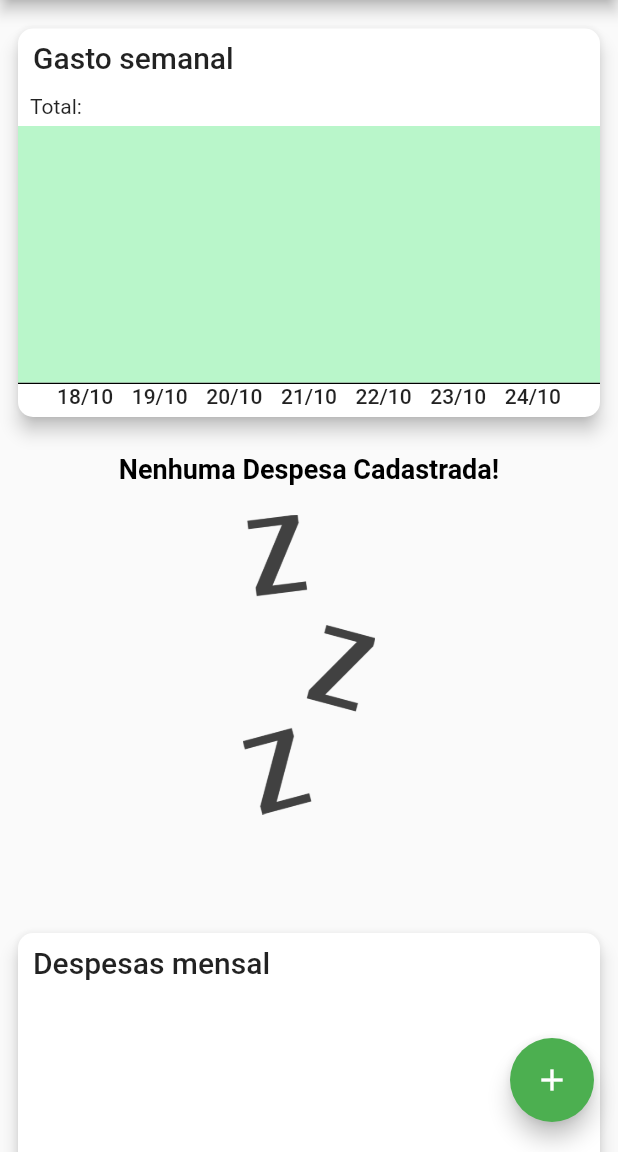
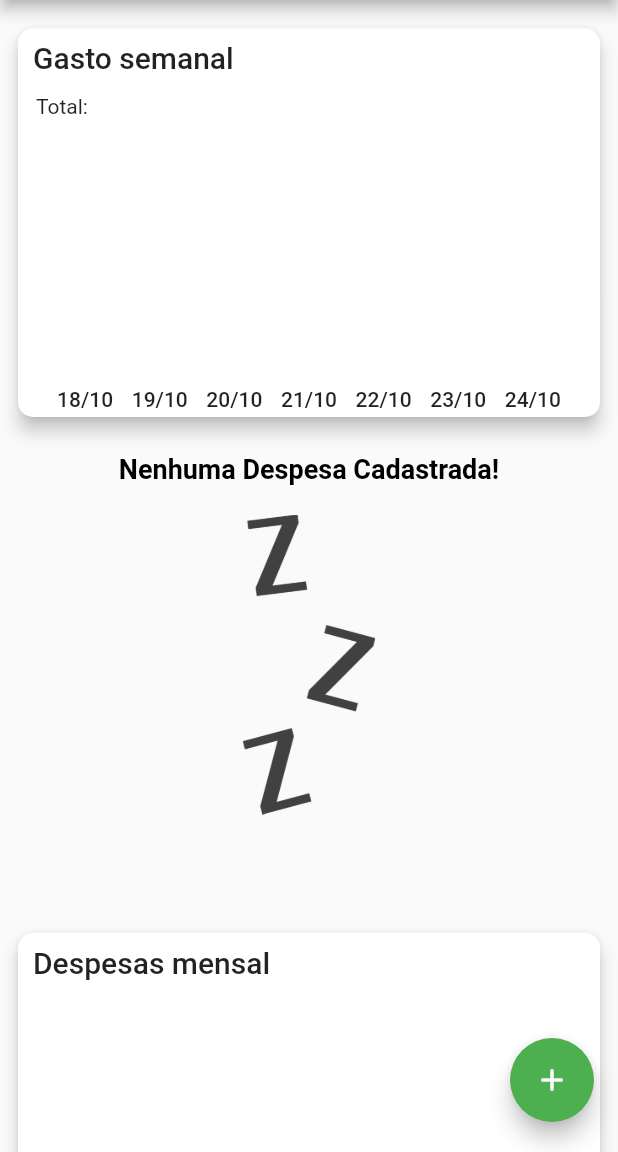
Before and after one commit to adrianoaraujo0/despesas_pessoais, a Flutter app: the screen it shows after launch, on a phone screen of 412 x 824 dp, the part 84-1236 px from its top. Run offline on Flutter 3.47's test engine with Material 2 defaults, Android fonts, the phone set to English and light mode, and no system bars; drawn by our look-alikes of fl_chart; our stand-ins replace flutter_masked_text2, rxdart, sqflite; accounts and stored records are empty; Roboto replaces fonts that are missing (OpenSans).

Commit message:
ajustes feitos

```diff
--- a/lib/main.dart
+++ b/lib/main.dart
@@ -18,6 +18,7 @@ class ExpensesApp extends StatelessWidget {
     final ThemeData tema = ThemeData();
 
     return MaterialApp(
+      debugShowCheckedModeBanner: false,
       home: MyHomePage(),
       theme: tema.copyWith(
         colorScheme: tema.colorScheme.copyWith(
@@ -63,6 +64,6 @@ class _MyHomePageState extends State<MyHomePage> {
 
   @override
   Widget build(BuildContext context) {
-    return DashboardPage();
+    return DashboardPage(spendingLimit: 1000,);
   }
 }
--- a/lib/model/expenses.dart
+++ b/lib/model/expenses.dart
@@ -1,30 +1,28 @@
 import 'package:despesas_pessoais/repository/columns.dart';
 
-class Expenses {
+class Expense {
   int? id;
   String? title;
   double? value;
   DateTime? date;
 
-  Expenses([this.id, this.title, this.value, this.date]);
+  Expense([this.id, this.title, this.value, this.date]);
   Columns columns = Columns();
 
-  Expenses.fromMap(Map map){
+  Expense.fromMap(Map map){
     DateTime convertMillisecondsToDateTime = DateTime.fromMillisecondsSinceEpoch(map["dateColumn"] );
-    print(convertMillisecondsToDateTime);
 
     id = map["idColumn"];
     title = map["titleColumn"];
     value = map["valueColumn"];
     date = convertMillisecondsToDateTime;
-
   }
 
   Map<String, dynamic> toMap(){
     Map<String, dynamic> map = {
       columns.titleColumn: title,
       columns.valueColumn: value,
-      columns.dateColumn: date
+      'dateColumn': date!.millisecondsSinceEpoch
     };
     if(id != null){
       map[columns.idColumn] = id;
--- a/lib/ui/tela_dashboard_resultado/dashboard_controller.dart
+++ b/lib/ui/tela_dashboard_resultado/dashboard_controller.dart
@@ -7,15 +7,15 @@ import 'package:rxdart/subjects.dart';
 import '../../model/expenses.dart';
 
 class DashboardController{
-  List<Expenses> listExpenses = [];
+  List<Expense> listExpenses = [];
   DateTime selectedDate = DateTime.now();
 
   final MoneyMaskedTextController valueController = MoneyMaskedTextController(precision: 2, leftSymbol: 'R\$ ');
   final TextEditingController titleController = TextEditingController();
 
-  final BehaviorSubject<List<Expenses>> updateExpensesList = BehaviorSubject<List<Expenses>>();
+  final BehaviorSubject<List<Expense>> updateExpensesList = BehaviorSubject<List<Expense>>();
   final BehaviorSubject<DateTime> updateDateForm = BehaviorSubject<DateTime>();
-  final BehaviorSubject<List<Expenses>>  updateChart = BehaviorSubject<List<Expenses>>();
+  final BehaviorSubject<List<Expense>>  updateChart = BehaviorSubject<List<Expense>>();
   double accumulate = 0 ;
 
   ExpensesHelper expensesHelper = ExpensesHelper();
@@ -29,16 +29,23 @@ class DashboardController{
     );
   }
 
-  Future getExpenses() async{
+  void getExpenses() async{
     listExpenses = await expensesHelper.getAllExpenses();
     updateExpensesList.sink.add(listExpenses.reversed.toList());
     updateChart.sink.add(listExpenses);
+
  }
 
-  void addTransaction(BuildContext context) {
+  Future<List<Expense>> getAllExpenses() async{
+    listExpenses = await expensesHelper.getAllExpenses();
+    return listExpenses;
+
+  }
+
+  void addExpense(BuildContext context) {
     if(valueController.text.isEmpty || titleController.text.isEmpty)return;
 
-    final Expenses newExpense = Expenses(
+    final Expense newExpense = Expense(
       Random().nextInt(100),
       titleController.text,
       valueController.numberValue,
@@ -52,9 +59,14 @@ class DashboardController{
     valueController.updateValue(0);
     selectedDate = DateTime.now();
 
+    updateExpensesList.sink.add(listExpenses);
+    updateChart.sink.add(listExpenses);
+    Navigator.of(context).pop();
+  }
 
+  void editExpense(Expense expense) async{
+    expensesHelper.updateExpenses(expenses);
     getExpenses();
-    Navigator.of(context).pop();
   }
 
   void buildShowDatePicker(BuildContext context) async{
@@ -65,7 +77,6 @@ class DashboardController{
       firstDate: DateTime(2019),
       lastDate: DateTime.now()
     );
-
     if(time != null) selectedDate = time;
     updateDateForm.sink.add(selectedDate);
   }
@@ -88,7 +99,8 @@ class DashboardController{
               InkWell(
                 onTap: () {
                   expensesHelper.deleteExpenses(id);
-                  getExpenses();
+
+                  Navigator.pop(context);
                   Navigator.pop(context);
                 },
                 child: Container(width: 60, height: 40, alignment: Alignment.center, child: const Text("SIM", textAlign: TextAlign.center,))
@@ -101,7 +113,7 @@ class DashboardController{
   }
 
   double accumulateDateValues(int day){
-    List<Expenses> dayTransactions = listExpenses.where((element) => element.date!.day == day).toList();
+    List<Expense> dayTransactions = listExpenses.where((element) => element.date!.day == day).toList();
 
     if(dayTransactions.isNotEmpty){
       accumulate = dayTransactions.map((transactions) =>  transactions.value).reduce((value, element) => value! + element!)!;
@@ -113,6 +125,7 @@ class DashboardController{
   SideTitles bottomTitles () {
     return SideTitles(
       showTitles: true,
+      reservedSize: 20,
       getTitlesWidget: (value, meta) {
         return Text("${value.toStringAsFixed(0)}/${selectedDate.month}", style: const TextStyle(fontWeight: FontWeight.w500));
       }
@@ -123,40 +136,35 @@ class DashboardController{
      return [
       BarChartGroupData(
         x: selectedDate.day - 6,
-        barRods: [BarChartRodData(toY:  accumulateDateValues(selectedDate.day - 6)/100, width: 10)]
+        barRods: [BarChartRodData(toY:accumulateDateValues(selectedDate.day - 6), width:10, borderRadius: BorderRadius.circular(2), color: Colors.green)]
       ),
       BarChartGroupData(
         x: selectedDate.day - 5,
-        barRods: [BarChartRodData(toY:  accumulateDateValues(selectedDate.day - 5)/100, width: 10)]
+        barRods: [BarChartRodData(toY:accumulateDateValues(selectedDate.day - 5), width:10, borderRadius: BorderRadius.circular(2), color: Colors.green)]
       ),
       BarChartGroupData(
         x: selectedDate.day - 4,
-        barRods: [BarChartRodData(toY:  accumulateDateValues(selectedDate.day - 4)/100, width: 10)]
+        barRods: [BarChartRodData(toY:accumulateDateValues(selectedDate.day - 4), width:10, borderRadius: BorderRadius.circular(2), color: Colors.green)]
       ),
       BarChartGroupData(
         x: selectedDate.day - 3,
-        barRods: [BarChartRodData(toY:  accumulateDateValues(selectedDate.day - 3)/100, width: 10)]
+        barRods: [BarChartRodData(toY:accumulateDateValues(selectedDate.day - 3), width:10, borderRadius: BorderRadius.circular(2), color: Colors.green)]
       ),
       BarChartGroupData(
         x: selectedDate.day - 2,
-        barRods: [BarChartRodData(toY: accumulateDateValues(selectedDate.day - 2)/100, width: 10)]
+        barRods: [BarChartRodData(toY:accumulateDateValues(selectedDate.day - 2), width:10, borderRadius: BorderRadius.circular(2), color: Colors.green)]
       ),
       BarChartGroupData(
         x: selectedDate.day - 1,
-        barRods: [BarChartRodData(toY: accumulateDateValues(selectedDate.day - 1)/100, width: 10)]
+        barRods: [BarChartRodData(toY:accumulateDateValues(selectedDate.day - 1), width:10, borderRadius: BorderRadius.circular(2), color: Colors.green)]
       ),
       BarChartGroupData(
         x: selectedDate.day,
-        barRods: [BarChartRodData(toY: accumulateDateValues(selectedDate.day)/100, width: 10)]
+        barRods: [BarChartRodData(toY:accumulateDateValues(selectedDate.day), width:10, borderRadius: BorderRadius.circular(2), color: Colors.green)]
       ),
     ];
   }
 
-  // double? transactionsTotalSum()=> listExpenses.map((expense) => expense.value ).reduce((value, element) => value! + element!);
-
-  Future<double?> transactionsTotalSum() async {
-    List<Expenses> list = await expensesHelper.getAllExpenses();
-    return list.map((expense) => expense.value).reduce((value, element) => value! + element!);
-  }
+  double? transactionsTotalSum()=> listExpenses.map((expense) => expense.value ).reduce((value, element) => value! + element!);
 
 }
--- a/lib/ui/tela_dashboard_resultado/dashboard_page.dart
+++ b/lib/ui/tela_dashboard_resultado/dashboard_page.dart
@@ -1,5 +1,5 @@
 import 'package:despesas_pessoais/model/expenses.dart';
-import 'package:despesas_pessoais/repository/expenses_helper.dart';
+import 'package:despesas_pessoais/ui/screen_edit_expense/edit_expense_page.dart';
 import 'package:despesas_pessoais/ui/tela_dashboard_resultado/dashboard_controller.dart';
 import 'package:despesas_pessoais/ui/tela_lista_transacoes/lista_transacoes_page.dart';
 import 'package:fl_chart/fl_chart.dart';
@@ -7,7 +7,8 @@ import 'package:flutter/material.dart';
 import 'package:intl/intl.dart';
 
 class DashboardPage extends StatefulWidget {
-  DashboardPage({super.key});
+  DashboardPage({required this.spendingLimit ,super.key});
+  double spendingLimit;
 
   @override
   State<DashboardPage> createState() => _DashboardPageState();
@@ -47,7 +48,7 @@ class _DashboardPageState extends State<DashboardPage> {
   }
 
   Widget barChart(){
-    return StreamBuilder<List<Expenses>>(
+    return StreamBuilder<List<Expense>>(
       stream: dashboardController.updateChart.stream,
       builder: (context, snapshot) {
         return SizedBox(
@@ -66,21 +67,20 @@ class _DashboardPageState extends State<DashboardPage> {
                   child: Text("Gasto semanal", style: TextStyle(fontWeight: FontWeight.w500, fontSize: 20)),
                 ),
                 const Padding(
-                  padding: EdgeInsets.symmetric(vertical: 5, horizontal: 8),
+                  padding: EdgeInsets.symmetric(vertical: 5, horizontal: 12),
                   child: Text("Total: "),
                 ),
                 AspectRatio(
                   aspectRatio: 2,
                   child: BarChart(
                     BarChartData(
-                      backgroundColor: Colors.greenAccent[100],
+                      backgroundColor: Colors.white,
                       minY: 0,
-                      maxY: 10,
-                      groupsSpace: 2,
+                      maxY: widget.spendingLimit,
                       barGroups: dashboardController.chartGroup(),
                       borderData:  FlBorderData(
                       show: true,
-                      border: const Border(bottom: BorderSide())),
+                      border: const Border(bottom: BorderSide.none)),
                       gridData: FlGridData(show: false),
                       titlesData: FlTitlesData(
                         bottomTitles: AxisTitles(sideTitles: dashboardController.bottomTitles()),
@@ -119,7 +119,6 @@ class _DashboardPageState extends State<DashboardPage> {
       ),
     ),
   );
-
  }
 
   Widget adicionarDespesa(BuildContext context) {
@@ -170,7 +169,7 @@ class _DashboardPageState extends State<DashboardPage> {
             children: [
               ElevatedButton(
                   onPressed: (){
-                    dashboardController.addTransaction(context);
+                    dashboardController.addExpense(context);
                   },
                   child: const Text("Nova transação", style: TextStyle(color: Colors.white))
               ),
@@ -181,12 +180,16 @@ class _DashboardPageState extends State<DashboardPage> {
     );
   }
 
+
+
+
   Widget buildListTransactions(BuildContext context){
     return Column(
       crossAxisAlignment: CrossAxisAlignment.stretch,
       children: [
-        StreamBuilder<List<Expenses>>(
+        StreamBuilder<List<Expense>>(
           stream: dashboardController.updateExpensesList.stream,
+          initialData: const [],
           builder: (context, snapshot) {
             return SizedBox(
               height: 336,
@@ -218,15 +221,23 @@ class _DashboardPageState extends State<DashboardPage> {
                         padding: EdgeInsets.symmetric(vertical: 8.0, horizontal: 10),
                         child: Text("Últimas despesas", style: TextStyle(fontWeight: FontWeight.w500, fontSize: 20)),
                         ),
-                        IconButton(onPressed: (){Navigator.push(context, MaterialPageRoute(builder: (context) => ListaTransacoes()));}, icon: const Icon(Icons.list)),
+                        IconButton(
+                          icon: const Icon(Icons.list),
+                          onPressed: () => Navigator.push(context, MaterialPageRoute(builder: (context) => ListaTransacoes()))
+                        ),
                       ],
                     ),
                     ListView.builder(
                         physics: const NeverScrollableScrollPhysics(),
                         shrinkWrap: true,
-                        itemCount: 5,
+                        itemCount: snapshot.data!.length < 5 ? snapshot.data!.length : 5,
                         itemBuilder: (context, index) {
-                          return ListTile(
+                          return InkWell(
+                            onTap: () async {
+                              await Navigator.push(context, MaterialPageRoute(builder: (context) =>  EditExpensePage(expense: snapshot.data![index])));
+                              dashboardController.getExpenses();
+                            },
+                            child: ListTile(
                               leading: const Padding(
                                 padding: EdgeInsets.symmetric(horizontal: 2),
                                 child: CircleAvatar(),
@@ -237,8 +248,9 @@ class _DashboardPageState extends State<DashboardPage> {
                                 crossAxisAlignment: CrossAxisAlignment.end,
                                 children: [
                                   Text('R\$ ${snapshot.data![index].value}', style: const TextStyle(fontWeight: FontWeight.w500)),
-                                Text(DateFormat.Hm().format(snapshot.data![index].date!), style: const TextStyle(fontWeight: FontWeight.w300)),
+                                  Text('${snapshot.data![index].date!.day}/${snapshot.data![index].date!.month}', style: const TextStyle(fontWeight: FontWeight.w300)),
                                 ],
+                              ),
                             ),
                           );
                       },
```
Also changed, not shown: lib/repository/expenses_helper.dart (+15 -12 lines), lib/ui/screen_edit_expense/edit_expense_page.dart (added, +85 -0 lines), lib/ui/tela_lista_transacoes/lista_transacoes_page.dart (+8 -4 lines). Lines whose indentation alone changed are shown as unchanged.
